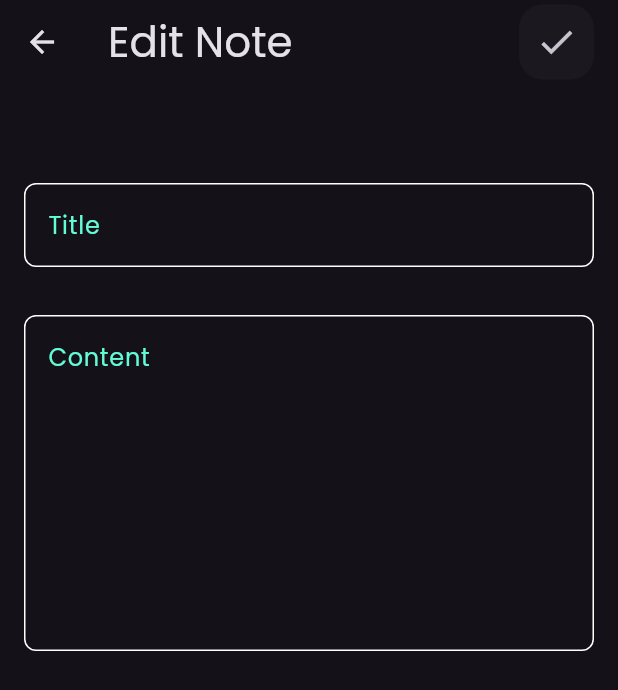
After one commit to mosayed40/My-Projects, a Flutter app: the screen it shows after launch, after a tap on "Flutter tips", on a phone screen of 412 x 824 dp. The commit adds this screen. Shown: the top 690 px of the screen. Run offline on Flutter 3.47's test engine with Material 3 defaults, Android fonts, the phone set to English and light mode, and no system bars; our stand-ins replace audioplayers, cached_network_image, cloud_firestore, dio, firebase_auth, firebase_core and 6 more; accounts and stored records are empty.

Commit message:
Create edit note view & Add fields

```diff
--- /dev/null
+++ b/notes/lib/views/edit_note_view.dart
@@ -0,0 +1,18 @@
+import 'package:flutter/material.dart';
+import 'package:notes/views/widgets/custom_search_icon.dart';
+import 'package:notes/views/widgets/edit_note_view_body.dart';
+
+class EditNoteView extends StatelessWidget {
+  const EditNoteView({super.key});
+
+  @override
+  Widget build(BuildContext context) {
+    return Scaffold(
+      appBar: AppBar(
+        title: const Text('Edit Note', style: TextStyle(fontSize: 28)),
+        actions: [CustomSearchIcon(icon: Icons.check, onPressed: () {})],
+      ),
+      body: EditNoteViewBody(),
+    );
+  }
+}
--- a/notes/lib/views/widgets/custom_note_item.dart
+++ b/notes/lib/views/widgets/custom_note_item.dart
@@ -1,12 +1,20 @@
 import 'package:flutter/material.dart';
 import 'package:font_awesome_flutter/font_awesome_flutter.dart';
+import 'package:notes/views/edit_note_view.dart';
 
 class CustomNoteItem extends StatelessWidget {
   const CustomNoteItem({super.key});
 
   @override
   Widget build(BuildContext context) {
-    return Container(
+    return GestureDetector(
+      onTap: () {
+        Navigator.push(
+          context,
+          MaterialPageRoute(builder: (context) => const EditNoteView()),
+        );
+      },
+      child: Container(
         width: double.infinity,
         margin: EdgeInsets.only(bottom: 10),
         padding: EdgeInsets.symmetric(horizontal: 24, vertical: 24),
@@ -36,7 +44,11 @@ class CustomNoteItem extends StatelessWidget {
               ),
               trailing: IconButton(
                 onPressed: () {},
-              icon: Icon(FontAwesomeIcons.trash, color: Colors.black, size: 24),
+                icon: Icon(
+                  FontAwesomeIcons.trash,
+                  color: Colors.black,
+                  size: 24,
+                ),
               ),
             ),
 
@@ -49,6 +61,7 @@ class CustomNoteItem extends StatelessWidget {
             ),
           ],
         ),
+      ),
     );
   }
 }
--- /dev/null
+++ b/notes/lib/views/widgets/edit_note_view_body.dart
@@ -0,0 +1,21 @@
+import 'package:flutter/material.dart';
+import 'package:notes/views/widgets/custom_text_field.dart';
+
+class EditNoteViewBody extends StatelessWidget {
+  const EditNoteViewBody({super.key});
+
+  @override
+  Widget build(BuildContext context) {
+    return Padding(
+      padding: const EdgeInsets.all(16.0),
+      child: Column(
+        children: [
+          SizedBox(height: 50),
+          const CustomTextField(hintText: 'Title'),
+          const SizedBox(height: 32),
+          const CustomTextField(hintText: 'Content', maxLines: 8),
+        ],
+      ),
+    );
+  }
+}
```
Lines whose indentation alone changed are shown as unchanged.
